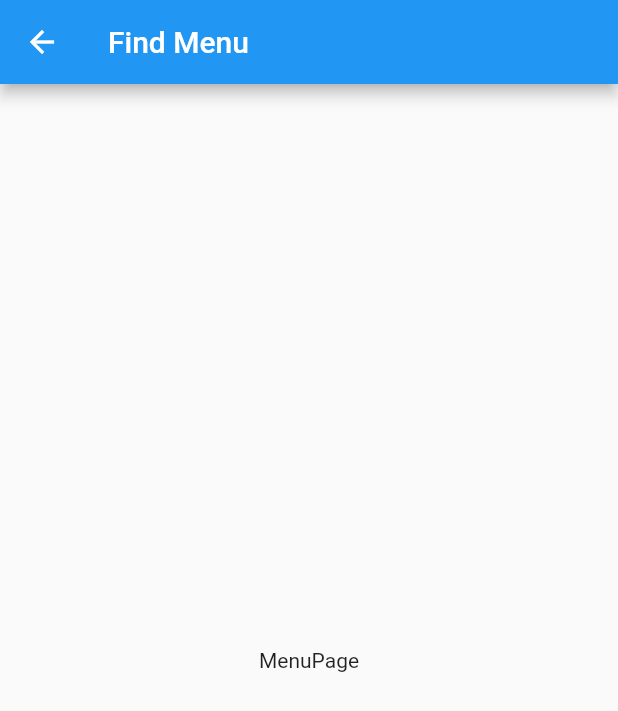
After one commit to AINutritionProject/KinDeeUDee, a Flutter app: the Home screen opened directly, after a tap on an icon or button, on a phone screen of 412 x 824 dp. The commit adds this screen. Shown: the top 711 px of the screen. Run offline on Flutter 3.47's test engine with Material 2 defaults, Android fonts, the phone set to English and light mode, and no system bars.

Commit message:
create menu page (find menu) and link it

```diff
--- a/lib/pages/home.dart
+++ b/lib/pages/home.dart
@@ -1,4 +1,5 @@
 import 'package:flutter/material.dart';
+import 'package:appfood2/pages/menu.dart';
 
 class Home extends StatefulWidget {
   const Home({super.key});
@@ -15,7 +16,12 @@ class _HomeState extends State<Home> {
         mainAxisAlignment: MainAxisAlignment.center,
         crossAxisAlignment: CrossAxisAlignment.center,
         children: [
-          Stack(
+          GestureDetector(
+            onTap: () {
+              Navigator.push(context,
+                  MaterialPageRoute(builder: (context) => const MenuPage()));
+            },
+            child: Stack(
               children: const [
                 MenuBlock(
                   menuName: 'ค้นหาเมนู\n  อาหาร',
@@ -31,6 +37,7 @@ class _HomeState extends State<Home> {
                       color: Colors.yellow,
                     ))
               ],
+            ),
           ),
           const MenuBlock(
               menuName: 'ประวัติการ\nรับประทานอาหาร',
--- /dev/null
+++ b/lib/pages/menu.dart
@@ -0,0 +1,16 @@
+import 'package:flutter/material.dart';
+
+class MenuPage extends StatelessWidget {
+  const MenuPage({super.key});
+
+  @override
+  Widget build(BuildContext context) {
+    return Scaffold(
+        appBar: AppBar(
+          title: const Text("Find Menu"),
+        ),
+        body: const Center(
+          child: Text("MenuPage"),
+        ));
+  }
+}
```
Lines whose indentation alone changed are shown as unchanged.
